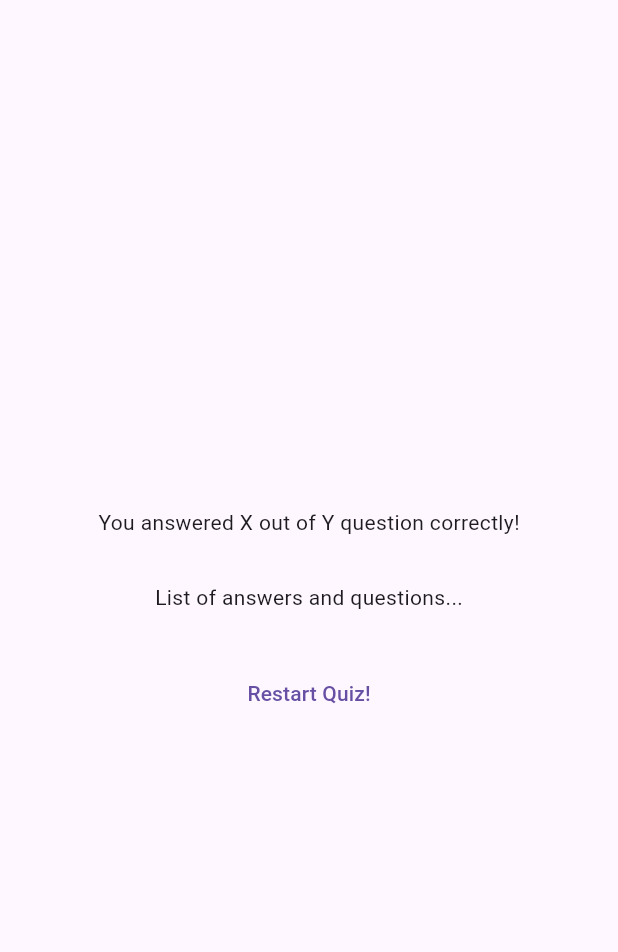
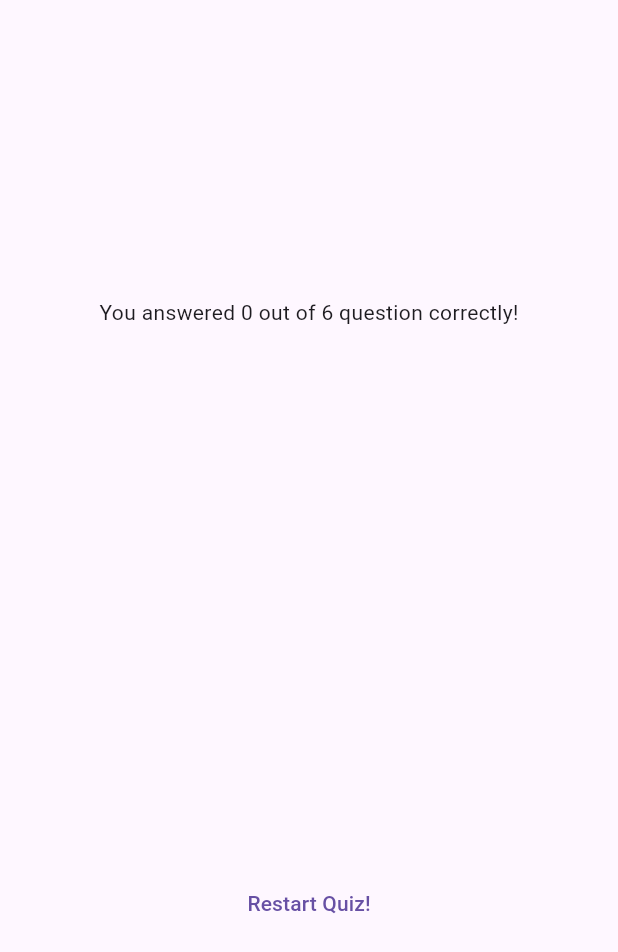
Before and after one commit to CommonLion/flutter_project, a Flutter app: the ResultScreen widget shown alone on an empty page, opened directly with empty values, on a phone screen of 412 x 824 dp. Shown: the top 952 px of the screen. Run offline on Flutter 3.47's test engine with Material 3 defaults, Android fonts, the phone set to English and light mode, and no system bars; our stand-ins replace google_fonts.

Commit message:
update class
modify class

```diff
--- a/adv_basics/lib/answer_button.dart
+++ b/adv_basics/lib/answer_button.dart
@@ -1,4 +1,3 @@
-import 'package:adv_basics/data/questions.dart';
 import 'package:flutter/material.dart';
 
 class AnswerButton extends StatelessWidget {
--- a/adv_basics/lib/question.dart
+++ b/adv_basics/lib/questions_screen.dart
@@ -22,6 +22,7 @@ class _QuestionsScreenState extends State<QuestionsScreen> {
     //currentQuestionIndex = currentQuestionIndex +1;
     setState(() {
       currentQuestionIndex++;
+      //if (currentQuestionIndex == questions.length) currentQuestionIndex = 0;
     });
   }
 
@@ -50,7 +51,8 @@ class _QuestionsScreenState extends State<QuestionsScreen> {
                 ...currentQuestion.getShuffledAnswer().map((answer) {
                   return AnswerButton(
                     answerText: answer,
-                    onTap: () { //익명함수로 작동해야 함수가 실행된다.
+                    onTap: () {
+                      //익명함수로 작동해야 함수가 실행된다.
                       answerQuestion(answer);
                     },
                   );
--- a/adv_basics/lib/questions_summary.dart
+++ b/adv_basics/lib/questions_summary.dart
@@ -6,13 +6,20 @@ class QuestionsSummary extends StatelessWidget {
   final List<Map<String, Object>> summaryData;
   @override
   Widget build(BuildContext context) {
-    return Column(
+    return SizedBox(
+      height: 300,
+      //스크롤 되게 하는 단일자녀스크롤뷰 위젯
+      //하위에 자식하나를 데려가고, 여기서는 Column을 데려가는 거임. 하위 자식을 스크롤 가능하게
+      child: SingleChildScrollView(
+        child: Column(
           children: summaryData.map((data) {
             return Row(
               children: [
                 //이런 대괄호 안에 아까 summary에 추가한 내용이 들어간다.
-            Text(((data['question'] as int) + 1).toString()),
-            Column(
+                Text(((data['question_index'] as int) + 1).toString()),
+                //확장 위젯, Row의 위젯으로 들어가는 거임.
+                Expanded(
+                  child: Column(
                     children: [
                       Text(data['question'] as String),
                       const SizedBox(
@@ -22,9 +29,12 @@ class QuestionsSummary extends StatelessWidget {
                       Text(data['correct_answer'] as String),
                     ],
                   ),
+                ),
               ],
             );
           }).toList(),
+        ),
+      ),
     );
   }
 }
--- a/adv_basics/lib/result_screen.dart
+++ b/adv_basics/lib/results_screen.dart
@@ -3,22 +3,21 @@ import 'package:adv_basics/questions_summary.dart';
 import 'package:flutter/material.dart';
 
 class ResultScreen extends StatelessWidget {
-  const ResultScreen({super.key, required this.chosenAnwers});
+  const ResultScreen({super.key, required this.chosenAnswers});
 
-  final List<String> chosenAnwers;
+  final List<String> chosenAnswers;
 
   List<Map<String, Object>> getSummaryData() {
     final List<Map<String, Object>> summary = [];
 
-
     //요약목록: 모든행에 질문 인덱스를 표시하고, 질문이 제대로 답변이 되었는지를 보여줌.
-    for (var i = 0; i < chosenAnwers.length;) {
+    for (var i = 0; i < chosenAnswers.length; i++) {
       //loop body
       summary.add({
         'question_index': i,
         'question': questions[i].text,
         'correct_answer': questions[i].answers[0],
-        'uesr_answer': chosenAnwers[i]
+        'uesr_answer': chosenAnswers[i]
       });
     }
 
@@ -27,6 +26,12 @@ class ResultScreen extends StatelessWidget {
 
   @override
   Widget build(BuildContext context) {
+    final summaryData = getSummaryData(); //요약데이터 사용.
+    final numTotalQuestions = questions.length;
+    final numCoreectQuestions = summaryData.where((data) {
+      return data['user_answer'] == data['coreect_answer'];
+    }).length; // 올바른 질문의 개수
+
     return SizedBox(
       width: double.infinity, //가능한 최대 너비
       child: Container(
@@ -34,12 +39,12 @@ class ResultScreen extends StatelessWidget {
         child: Column(
           mainAxisAlignment: MainAxisAlignment.center,
           children: [
-            const Text('You answered X out of Y question correctly!'),
+            Text(
+                'You answered $numCoreectQuestions out of $numTotalQuestions question correctly!'),
             const SizedBox(
               height: 30,
             ),
-            QuestionsSummary(getSummaryData()),
-            const Text('List of answers and questions...'),
+            QuestionsSummary(summaryData),
             const SizedBox(
               height: 30,
             ),
```
Also changed, not shown: adv_basics/lib/quiz.dart (+9 -11 lines). Lines whose indentation alone changed are shown as unchanged.
